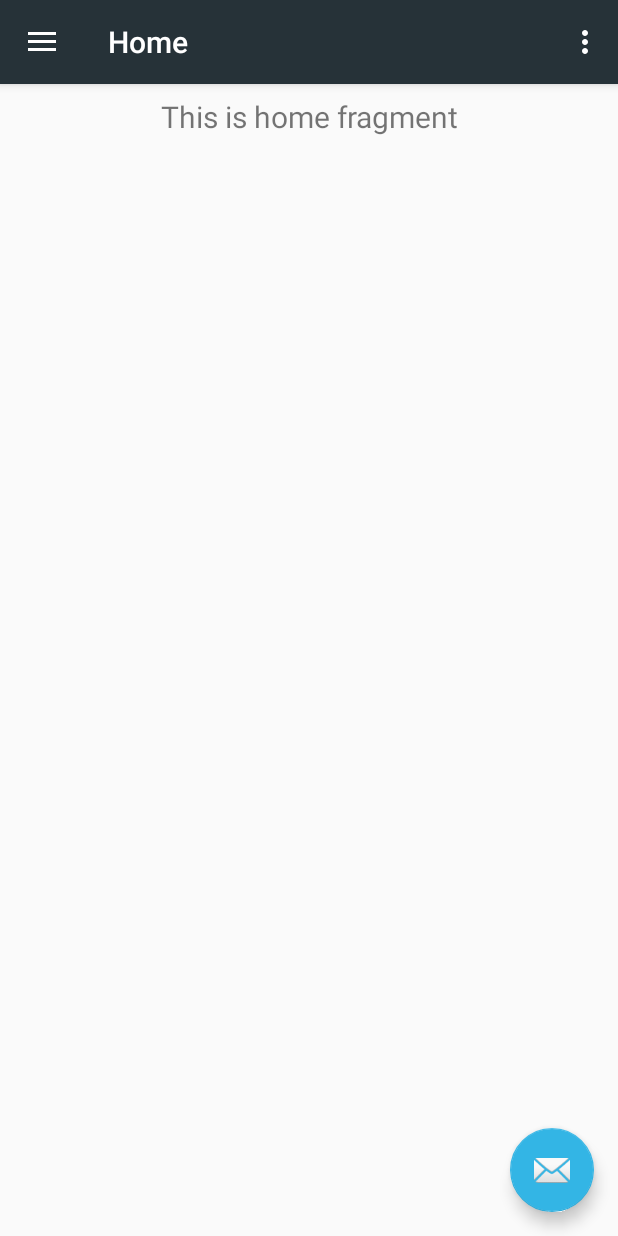
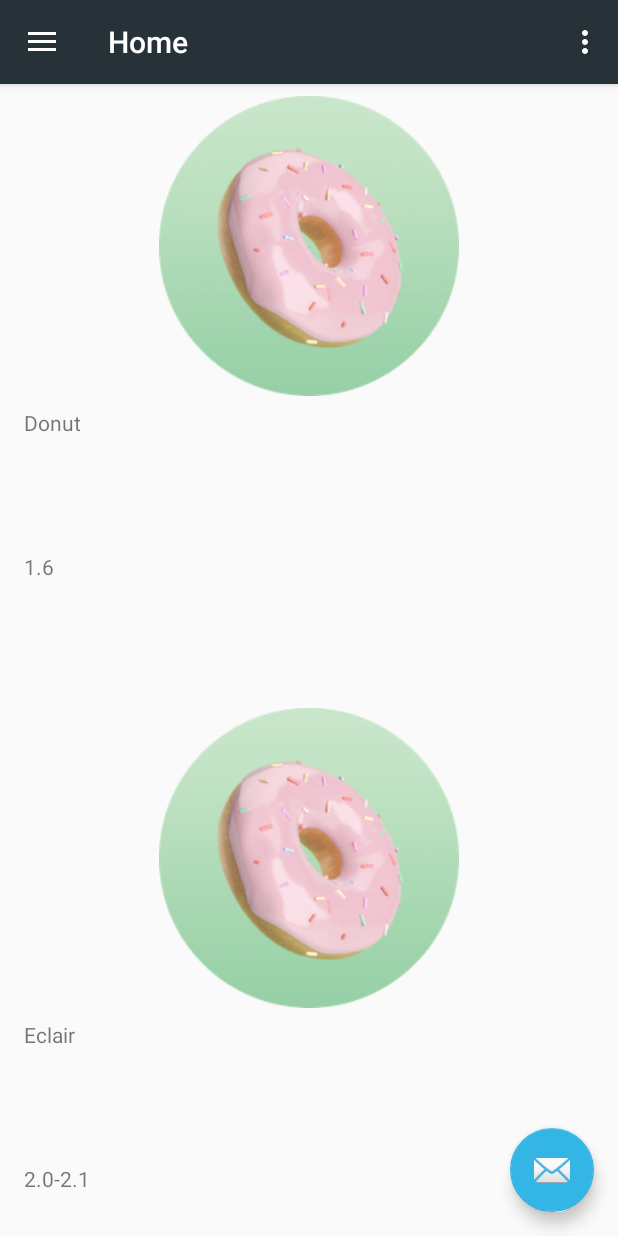
Before and after one commit to Priyanka-Sachan/Infinity, an Android app: the screen it shows after launch (MainActivity), on a phone screen of 412 x 824 dp. Run offline under Robolectric (Android 15) with nearby library versions, the light colour scheme and no system bars; our stand-ins replace navigation-ui.

Commit message:
feat: home page added and nav header updated

```diff
--- a/app/build.gradle
+++ b/app/build.gradle
@@ -22,6 +22,11 @@ android {
 }
 
 dependencies {
+
+        implementation 'com.github.bumptech.glide:glide:4.8.0'
+        // Glide v4 uses this new annotation processor -- see https://bumptech.github.io/glide/doc/generatedapi.html
+        annotationProcessor 'com.github.bumptech.glide:compiler:4.8.0'
+
     implementation fileTree(dir: 'libs', include: ['*.jar'])
     implementation 'androidx.appcompat:appcompat:1.1.0'
     implementation 'androidx.legacy:legacy-support-v4:1.0.0'
--- /dev/null
+++ b/app/src/main/java/com/example/kamps/ui/home/CustomAdapter.java
@@ -0,0 +1,92 @@
+package com.example.kamps.ui.home;
+
+import android.content.Context;
+import android.util.Log;
+import android.view.LayoutInflater;
+import android.view.View;
+import android.view.ViewGroup;
+import android.widget.ImageView;
+import android.widget.TextView;
+
+import androidx.annotation.NonNull;
+import androidx.recyclerview.widget.RecyclerView;
+
+import com.example.kamps.R;
+
+import org.w3c.dom.Text;
+
+import java.util.ArrayList;
+import java.util.List;
+
+public class CustomAdapter extends RecyclerView.Adapter<CustomAdapter.ViewHolder> {
+
+    private Context context;
+    private ArrayList<Word> mPoliciesItem;
+
+    public CustomAdapter(Context context) {
+        this.context = context;
+    }
+
+    public static class ViewHolder extends  RecyclerView.ViewHolder {
+        public TextView p_name;
+        public TextView p_description;
+
+        public ImageView p_image_id;
+
+        public ViewHolder(@NonNull View itemView) {
+            super(itemView);
+            p_name=(TextView)itemView.findViewById(R.id.news_title);
+            p_description=(TextView)itemView.findViewById(R.id.news_description);
+
+            p_image_id=(ImageView) itemView.findViewById(R.id.news_image);
+
+
+        }
+    }
+
+    public void setPoliciesAdapter(ArrayList<Word> PolicyItem)
+    {
+        mPoliciesItem=PolicyItem;
+    }
+
+    @NonNull
+    @Override
+    public ViewHolder onCreateViewHolder(@NonNull ViewGroup parent, int viewType) {
+        View v=LayoutInflater.from(parent.getContext()).inflate(R.layout.list_item,parent,false);
+        return (new ViewHolder(v));
+    }
+
+    @Override
+    public void onBindViewHolder(@NonNull ViewHolder holder, int position) {
+        Word currentPolicy =mPoliciesItem.get(position);
+        holder.p_name.setText(currentPolicy.gettitle());
+        holder.p_description.setText(currentPolicy.getdesc());
+
+        holder.p_image_id.setImageResource(currentPolicy.getImageResourceId());}
+
+    /** if (mPoliciesItem != null) {
+     PoliciesClass currentPolicy =mPoliciesItem.get(position);
+
+     holder.p_name.setText(currentPolicy.getPolicy_name());
+     holder.p_description.setText(currentPolicy.getPolicy_description());
+     holder.v_us.setText(currentPolicy.getVisit_us());
+
+     Glide.with(context)
+     .load(currentPolicy.getPolicy_image_id())
+     .thumbnail(Glide.with(context).load(R.raw.load))
+     .into(holder.p_image_id);
+
+     Log.e("image", currentPolicy.getImage());
+     }S
+
+
+     } else {
+     holder.p_name.setText("Loading ...");
+     }
+     }**/
+
+    @Override
+    public int getItemCount() {
+        return mPoliciesItem.size();
+    }
+}
--- a/app/src/main/java/com/example/kamps/ui/home/HomeFragment.java
+++ b/app/src/main/java/com/example/kamps/ui/home/HomeFragment.java
@@ -1,6 +1,7 @@
 package com.example.kamps.ui.home;
 
 import android.os.Bundle;
+import android.util.Log;
 import android.view.LayoutInflater;
 import android.view.View;
 import android.view.ViewGroup;
@@ -11,25 +12,62 @@ import androidx.annotation.NonNull;
 import androidx.fragment.app.Fragment;
 import androidx.lifecycle.Observer;
 import androidx.lifecycle.ViewModelProviders;
+import androidx.recyclerview.widget.GridLayoutManager;
+import androidx.recyclerview.widget.RecyclerView;
 
 import com.example.kamps.R;
 
+import java.util.ArrayList;
+import java.util.List;
+
+import com.example.kamps.R;
+
+import java.util.ArrayList;
+import java.util.Arrays;
+
 public class HomeFragment extends Fragment {
+    public HomeFragment(){}
 
-    private HomeViewModel homeViewModel;
 
-    public View onCreateView(@NonNull LayoutInflater inflater,
-                             ViewGroup container, Bundle savedInstanceState) {
-        homeViewModel =
-                ViewModelProviders.of(this).get(HomeViewModel.class);
-        View root = inflater.inflate(R.layout.fragment_home, container, false);
-        final TextView textView = root.findViewById(R.id.text_home);
-        homeViewModel.getText().observe(this, new Observer<String>() {
-            @Override
-            public void onChanged(@Nullable String s) {
-                textView.setText(s);
+    private CustomAdapter adapter;
+
+        @Override
+        public View onCreateView(LayoutInflater inflater,ViewGroup container, Bundle savedInstanceState) {
+            View view=inflater.inflate(R.layout.fragment_home,container,false);
+
+            Log.e(".HomeFragment","Worked fine before");
+            RecyclerView recyclerView = view.findViewById(R.id.recycler_home);
+
+            Log.e(".HomeFragment","Worked now??????????????????????");
+            recyclerView.setLayoutManager(new GridLayoutManager(getContext(), 1));
+
+            adapter = new CustomAdapter(getContext());
+            recyclerView.setAdapter(adapter);
+
+            populateData();
+
+            return view;
+        }
+
+    private void populateData() {
+
+                    // Create an ArrayList of AndroidFlavor objects
+                    ArrayList<Word> androidFlavors = new ArrayList<>();
+                    androidFlavors.add(new Word("Donut", "1.6", R.drawable.donut));
+                    androidFlavors.add(new Word("Eclair", "2.0-2.1", R.drawable.donut));
+                    androidFlavors.add(new Word("Froyo", "2.2-2.2.3", R.drawable.donut));
+                    androidFlavors.add(new Word("GingerBread", "2.3-2.3.7", R.drawable.donut));
+                    androidFlavors.add(new Word("Honeycomb", "3.0-3.2.6", R.drawable.donut));
+                    androidFlavors.add(new Word("Ice Cream Sandwich", "4.0-4.0.4", R.drawable.donut));
+                    androidFlavors.add(new Word("Jelly Bean", "4.1-4.3.1", R.drawable.donut));
+                    androidFlavors.add(new Word("KitKat", "4.4-4.4.4", R.drawable.donut));
+                    androidFlavors.add(new Word("Lollipop", "5.0-5.1.1", R.drawable.donut));
+                    androidFlavors.add(new Word("Marshmallow", "6.0-6.0.1", R.drawable.donut));
+
+                    // Create an {@link AndroidFlavorAdapter}, whose data source is a list of
+                    // {@link AndroidFlavor}s. The adapter knows how to create list item views for each item
+                    // in the list.
+                    adapter.setPoliciesAdapter(androidFlavors);
+
+                }
             }
-        });
-        return root;
-    }
-}
--- a/app/src/main/java/com/example/kamps/ui/home/HomeViewModel.java
+++ /dev/null
@@ -1,19 +0,0 @@
-package com.example.kamps.ui.home;
-
-import androidx.lifecycle.LiveData;
-import androidx.lifecycle.MutableLiveData;
-import androidx.lifecycle.ViewModel;
-
-public class HomeViewModel extends ViewModel {
-
-    private MutableLiveData<String> mText;
-
-    public HomeViewModel() {
-        mText = new MutableLiveData<>();
-        mText.setValue("This is home fragment");
-    }
-
-    public LiveData<String> getText() {
-        return mText;
-    }
-}
--- /dev/null
+++ b/app/src/main/java/com/example/kamps/ui/home/Word.java
@@ -0,0 +1,42 @@
+package com.example.kamps.ui.home;
+
+public class Word {
+    private String mNewsTitle;
+    private String mNewsDescription;
+    private int mImageResourceId;
+
+    public  Word(){
+    }
+
+
+    public Word(String newstitle, String newsdesc,int imageResourceId) {
+        mNewsTitle= newstitle;
+        mNewsDescription = newsdesc;
+        mImageResourceId = imageResourceId;
+    }
+
+    public int getImageResourceId() {
+        return mImageResourceId;
+    }
+
+    public String gettitle() {
+        return mNewsTitle;
+    }
+
+
+    public String getdesc() {
+        return mNewsDescription;
+    }
+
+    public String getmNewsTitle() {
+        return mNewsTitle;
+    }
+
+    public String getmNewsDescription() {
+        return mNewsDescription;
+    }
+
+    public int getmImageResourceId() {
+        return mImageResourceId;
+    }
+}
--- a/app/src/main/res/layout/fragment_home.xml
+++ b/app/src/main/res/layout/fragment_home.xml
@@ -2,18 +2,16 @@
 <androidx.constraintlayout.widget.ConstraintLayout xmlns:android="http://schemas.android.com/apk/res/android"
     xmlns:app="http://schemas.android.com/apk/res-auto"
     android:layout_width="match_parent"
-    android:layout_height="match_parent">
+    android:layout_height="match_parent"
+    xmlns:tools="http://schemas.android.com/tools">
 
-    <TextView
-        android:id="@+id/text_home"
+    <androidx.recyclerview.widget.RecyclerView
+        android:id="@+id/recycler_home"
         android:layout_width="match_parent"
-        android:layout_height="wrap_content"
-        android:layout_marginStart="8dp"
-        android:layout_marginTop="8dp"
-        android:layout_marginEnd="8dp"
-        android:textAlignment="center"
-        android:textSize="20sp"
-        app:layout_constraintEnd_toEndOf="parent"
-        app:layout_constraintStart_toStartOf="parent"
-        app:layout_constraintTop_toTopOf="parent" />
+        android:layout_height="match_parent"
+        app:layoutManager="androidx.recyclerview.widget.GridLayoutManager"
+        app:spanCount="1"
+        tools:listitem="@layout/list_item">
+
+    </androidx.recyclerview.widget.RecyclerView>
 </androidx.constraintlayout.widget.ConstraintLayout>
--- /dev/null
+++ b/app/src/main/res/layout/list_item.xml
@@ -0,0 +1,49 @@
+<?xml version="1.0" encoding="utf-8"?>
+<LinearLayout xmlns:android="http://schemas.android.com/apk/res/android"
+    xmlns:app="http://schemas.android.com/apk/res-auto"
+    xmlns:tools="http://schemas.android.com/tools"
+    android:orientation="vertical"
+    android:layout_width="match_parent"
+    android:layout_height="400dp"
+    android:layout_marginLeft="8dp"
+    android:layout_marginTop="8dp"
+    android:layout_marginRight="8dp">
+
+    <LinearLayout
+        android:layout_width="match_parent"
+        android:layout_height="match_parent"
+        android:orientation="vertical"
+        android:layout_weight="1">
+
+        <ImageView
+            android:id="@+id/news_image"
+            android:layout_width="match_parent"
+            android:layout_height="wrap_content"
+            tools:srcCompat="@tools:sample/avatars" />
+    </LinearLayout>
+
+    <LinearLayout
+        android:layout_width="match_parent"
+        android:layout_height="match_parent"
+        android:orientation="vertical"
+        android:paddingTop="8dp"
+        android:paddingLeft="8dp"
+        android:paddingRight="8dp"
+        android:layout_weight="1">
+
+        <TextView
+            android:id="@+id/news_title"
+            android:layout_width="match_parent"
+            android:layout_height="wrap_content"
+            android:text="News Title"
+            android:layout_weight="1"/>
+
+        <TextView
+            android:id="@+id/news_description"
+            android:layout_width="match_parent"
+            android:layout_height="wrap_content"
+            android:text="News Description"
+            android:layout_weight="1"/>
+    </LinearLayout>
+
+</LinearLayout>
--- a/app/src/main/res/layout/nav_header_main.xml
+++ b/app/src/main/res/layout/nav_header_main.xml
@@ -3,7 +3,7 @@
     xmlns:app="http://schemas.android.com/apk/res-auto"
     android:layout_width="match_parent"
     android:layout_height="@dimen/nav_header_height"
-    android:background="@drawable/side_nav_bar"
+    android:background="@color/colorPrimary"
     android:gravity="bottom"
     android:orientation="vertical"
     android:paddingLeft="@dimen/activity_horizontal_margin"
```
Also changed, not shown: app/src/main/res/drawable/donut.png (added).
